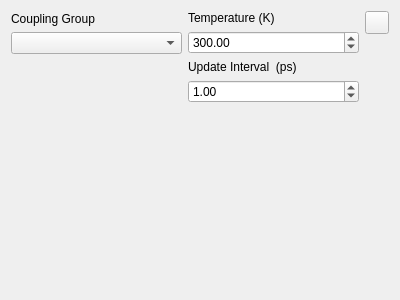
First picture: the form in ui/temperaturegroupconfigform.ui, repository breuerss/gromacs-ui, before the edit.
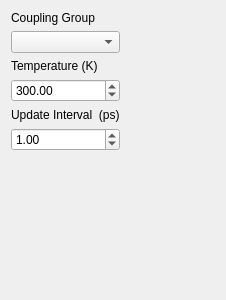
Second picture: the form after the edit. Icons and pictures are not drawn.

Commit message: feature: improve styling of temperature coupling UI

```diff
--- a/ui/temperaturegroupconfigform.ui
+++ b/ui/temperaturegroupconfigform.ui
@@ -6,7 +6,7 @@
    <rect>
     <x>0</x>
     <y>0</y>
-    <width>400</width>
+    <width>226</width>
     <height>300</height>
    </rect>
   </property>
@@ -28,28 +28,7 @@
      </item>
     </layout>
    </item>
-   <item row="0" column="1">
-    <layout class="QVBoxLayout" name="verticalLayout_3">
-     <item>
-      <widget class="QLabel" name="temperatureLabel">
-       <property name="text">
-        <string>Temperature (K)</string>
-       </property>
-      </widget>
-     </item>
-     <item>
-      <widget class="QDoubleSpinBox" name="temperature">
-       <property name="maximum">
-        <double>99999999.000000000000000</double>
-       </property>
-       <property name="value">
-        <double>300.000000000000000</double>
-       </property>
-      </widget>
-     </item>
-    </layout>
-   </item>
-   <item row="2" column="0">
+   <item row="3" column="0">
     <spacer name="verticalSpacer">
      <property name="orientation">
       <enum>Qt::Vertical</enum>
@@ -62,7 +41,41 @@
      </property>
     </spacer>
    </item>
-   <item row="1" column="1">
+   <item row="0" column="1" alignment="Qt::AlignRight|Qt::AlignTop">
+    <widget class="QToolButton" name="removeTemperatureGroup">
+     <property name="text">
+      <string/>
+     </property>
+     <property name="icon">
+      <iconset theme="remove"/>
+     </property>
+     <property name="autoRaise">
+      <bool>true</bool>
+     </property>
+    </widget>
+   </item>
+   <item row="1" column="0">
+    <layout class="QVBoxLayout" name="verticalLayout_3">
+     <item>
+      <widget class="QLabel" name="temperatureLabel">
+       <property name="text">
+        <string>Temperature (K)</string>
+       </property>
+      </widget>
+     </item>
+     <item>
+      <widget class="QDoubleSpinBox" name="temperature">
+       <property name="maximum">
+        <double>99999999.000000000000000</double>
+       </property>
+       <property name="value">
+        <double>300.000000000000000</double>
+       </property>
+      </widget>
+     </item>
+    </layout>
+   </item>
+   <item row="2" column="0">
     <layout class="QVBoxLayout" name="verticalLayout_4">
      <item>
       <widget class="QLabel" name="temperatureUpdateIntervalLabel">
@@ -83,16 +96,6 @@
      </item>
     </layout>
    </item>
-   <item row="0" column="2" alignment="Qt::AlignTop">
-    <widget class="QToolButton" name="removeTemperatureGroup">
-     <property name="text">
-      <string/>
-     </property>
-     <property name="icon">
-      <iconset theme="remove"/>
-     </property>
-    </widget>
-   </item>
   </layout>
  </widget>
  <resources/>
```
The commit also changes 1 other file.
